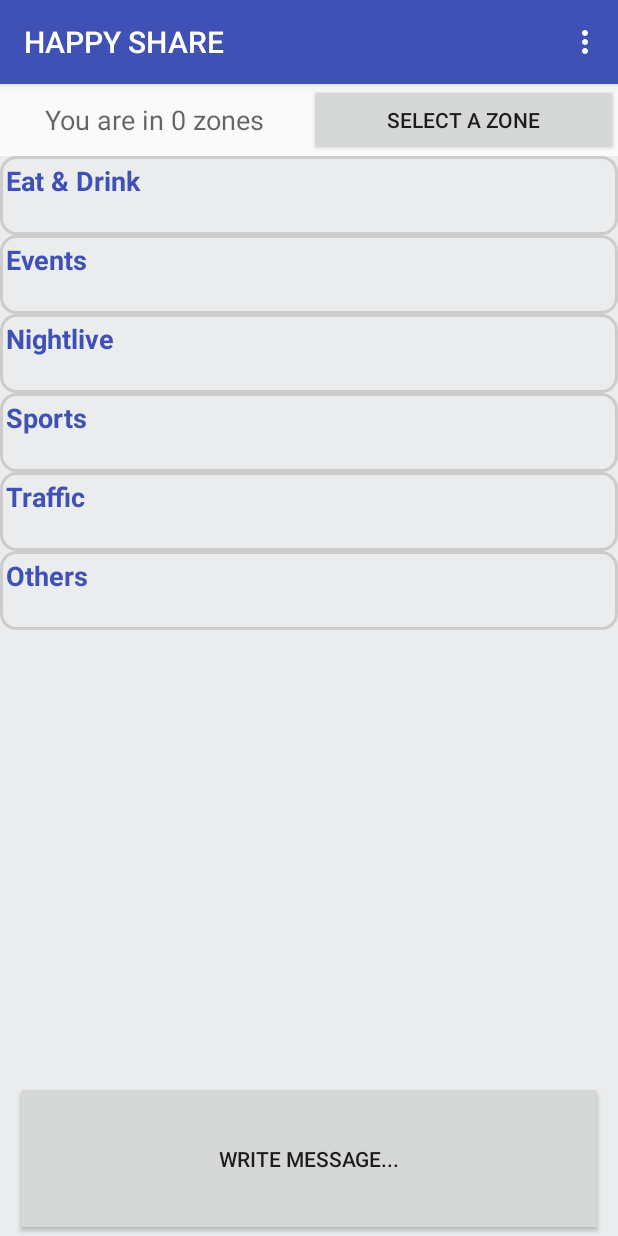
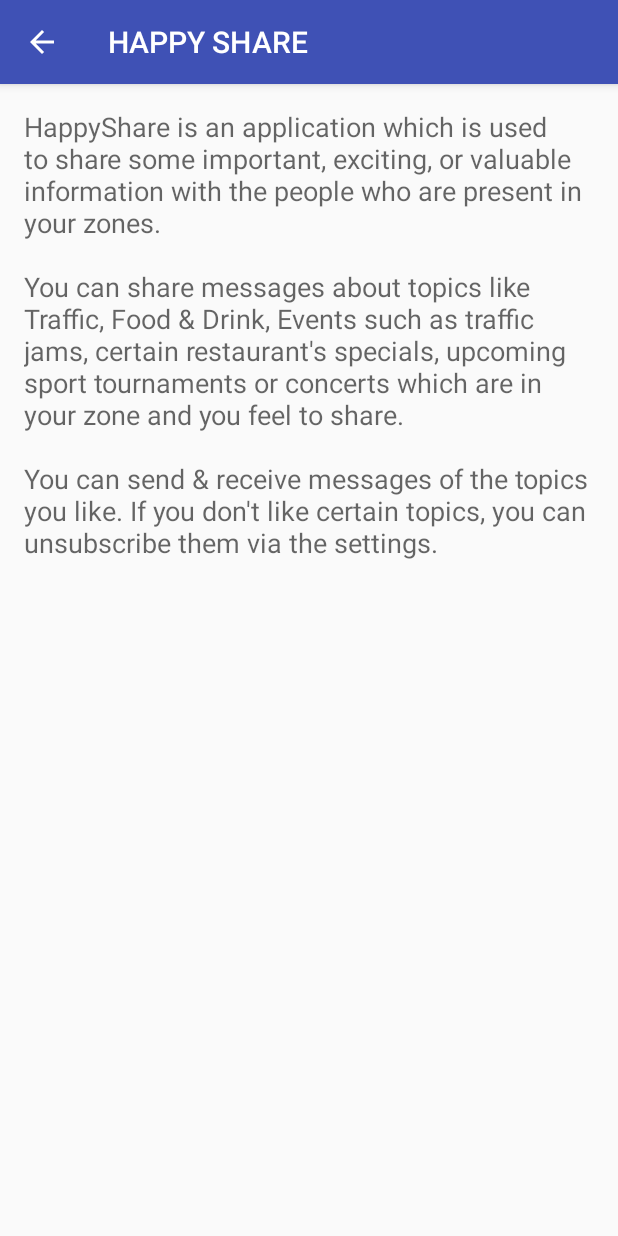
Before and after one commit to PHOENIX26012000/SC-App, an Android app: the screen it shows after launch (MainActivity before the commit, AboutActivity after it), in the options menu, after a tap on "About", on a phone screen of 412 x 824 dp. Run offline under Robolectric (Android 15) with nearby library versions, the phone set to English and light mode, and no system bars; libraries missing offline, so code that uses them is left out: com.google.maps.android; 2 statements that could not run were skipped.

Commit message:
-added unsubscribed topic information -added about section -added back-button in topic overview activity

```diff
--- a/SmartCitiesApp/app/src/main/AndroidManifest.xml
+++ b/SmartCitiesApp/app/src/main/AndroidManifest.xml
@@ -14,10 +14,10 @@
     <uses-permission android:name="android.permission.VIBRATE" />
     <uses-permission android:name="android.permission.ACCESS_COARSE_LOCATION" />
     <uses-permission android:name="android.permission.ACCESS_FINE_LOCATION" />
-
     <uses-permission android:name="android.permission.WRITE_EXTERNAL_STORAGE" />
     <uses-permission android:name="android.permission.READ_PHONE_STATE" />
     <uses-permission android:name="android.permission.READ_EXTERNAL_STORAGE" />
+
     <!-- Application and Activity definitions -->
     <application
         android:name=".main.App"
@@ -62,7 +62,8 @@
         <activity
             android:name=".main.SelectZoneActivity"
             android:screenOrientation="portrait" />
-        <activity android:name=".main.SearchActivity"></activity>
+        <activity android:name=".main.SearchActivity" />
+        <activity android:name=".settings.AboutActivity"></activity>
     </application>
 
 </manifest>
--- a/SmartCitiesApp/app/src/main/java/de/ifgi/sc/smartcitiesapp/main/MainActivity.java
+++ b/SmartCitiesApp/app/src/main/java/de/ifgi/sc/smartcitiesapp/main/MainActivity.java
@@ -41,6 +41,7 @@ import de.ifgi.sc.smartcitiesapp.messaging.Messenger;
 import de.ifgi.sc.smartcitiesapp.p2p.P2PManager;
 import de.ifgi.sc.smartcitiesapp.server.JSONParser;
 import de.ifgi.sc.smartcitiesapp.server.ServerConnection;
+import de.ifgi.sc.smartcitiesapp.settings.AboutActivity;
 import de.ifgi.sc.smartcitiesapp.settings.SettingsActivity;
 import de.ifgi.sc.smartcitiesapp.zone.NoZoneCurrentlySelectedException;
 import de.ifgi.sc.smartcitiesapp.zone.Zone;
@@ -232,6 +233,9 @@ public class MainActivity extends AppCompatActivity implements MessagesObtainedL
                 startActivity(intentSettings);
                 return true;
             case R.id.menu_item_about:
+                // Open the settings activity
+                Intent intentAbout = new Intent(getApplicationContext(), AboutActivity.class);
+                startActivity(intentAbout);
                 return true;
             case R.id.menu_item_search:
                 // Open the search activity
--- a/SmartCitiesApp/app/src/main/java/de/ifgi/sc/smartcitiesapp/main/TopicTabFragment.java
+++ b/SmartCitiesApp/app/src/main/java/de/ifgi/sc/smartcitiesapp/main/TopicTabFragment.java
@@ -13,6 +13,7 @@ import android.view.ViewGroup;
 import android.widget.Button;
 import android.widget.LinearLayout;
 import android.widget.ScrollView;
+import android.widget.TextView;
 import android.widget.Toast;
 
 import java.util.ArrayList;
@@ -34,6 +35,7 @@ public class TopicTabFragment extends Fragment {
     private LinearLayout ll_topics;
     private ScrollView slv_topics;
     private ArrayList<TopicView> shown_topics;
+    private Boolean flag_unsubscribed_topics_exist = false;
 
     @Override
     public void onCreate(Bundle savedInstanceState) {
@@ -49,6 +51,7 @@ public class TopicTabFragment extends Fragment {
     }
 
     public void createAllViews(){
+        flag_unsubscribed_topics_exist = false;
         // Get the current selected zone:
         try {
             current_selected_zone = ZoneManager.getInstance().getCurrentZone();
@@ -126,7 +129,18 @@ public class TopicTabFragment extends Fragment {
                 tv.setClickable(true);
 
                 shown_topics.add(tv);
+            } else {
+                flag_unsubscribed_topics_exist = true;
             }
+        }
+        if (flag_unsubscribed_topics_exist){
+            TopicView tv = new TopicView(
+                    getContext(),
+                    "more topics available." ,
+                    "Select more topics in the settings.",
+                    false);
+            tv.setClickable(false);
+            shown_topics.add(tv);
         }
 
         // add TopicViews to ScrollView into LinearLayout:
--- /dev/null
+++ b/SmartCitiesApp/app/src/main/java/de/ifgi/sc/smartcitiesapp/settings/AboutActivity.java
@@ -0,0 +1,33 @@
+package de.ifgi.sc.smartcitiesapp.settings;
+
+import android.support.v7.app.ActionBar;
+import android.support.v7.app.AppCompatActivity;
+import android.os.Bundle;
+import android.view.MenuItem;
+
+import de.ifgi.sc.smartcitiesapp.R;
+
+public class AboutActivity extends AppCompatActivity {
+
+    @Override
+    protected void onCreate(Bundle savedInstanceState) {
+        super.onCreate(savedInstanceState);
+        setContentView(R.layout.activity_about);
+
+        // add Back Button on Actionbar:
+        ActionBar actionBar = getSupportActionBar();
+        actionBar.setDisplayHomeAsUpEnabled(true);
+    }
+
+    @Override
+    public boolean onOptionsItemSelected(MenuItem item) {
+        switch (item.getItemId()) {
+            case android.R.id.home:
+                // app icon in action bar clicked; goto parent activity.
+                this.finish();
+                return true;
+            default:
+                return super.onOptionsItemSelected(item);
+        }
+    }
+}
--- /dev/null
+++ b/SmartCitiesApp/app/src/main/res/layout/activity_about.xml
@@ -0,0 +1,22 @@
+<?xml version="1.0" encoding="utf-8"?>
+<RelativeLayout xmlns:android="http://schemas.android.com/apk/res/android"
+    xmlns:tools="http://schemas.android.com/tools"
+    android:layout_width="match_parent"
+    android:layout_height="match_parent"
+    android:paddingBottom="@dimen/activity_vertical_margin"
+    android:paddingLeft="@dimen/activity_horizontal_margin"
+    android:paddingRight="@dimen/activity_horizontal_margin"
+    android:paddingTop="@dimen/activity_vertical_margin"
+    tools:context="de.ifgi.sc.smartcitiesapp.settings.AboutActivity">
+
+    <TextView
+        android:layout_width="match_parent"
+        android:layout_height="match_parent"
+        android:textAppearance="@style/TextAppearance.AppCompat.Medium"
+        android:text="HappyShare is an application which is used to share some important, exciting, or valuable information with the people who are present in your zones.
+
+\n\nYou can share messages about topics like Traffic, Food &amp; Drink, Events such as traffic jams, certain restaurant's specials, upcoming sport tournaments or concerts which are in your zone and you feel to share.
+
+\n\nYou can send &amp; receive messages of the topics you like. If you don't like certain topics, you can unsubscribe them via the settings."/>
+
+</RelativeLayout>
--- a/SmartCitiesApp/app/src/main/res/values/strings.xml
+++ b/SmartCitiesApp/app/src/main/res/values/strings.xml
@@ -15,4 +15,7 @@
     <string name="menu_item_settings">Settings</string>
     <string name="google_maps_key"> AIzaSyD3kPpDbMbVYTz4suuME6jex412FZvILsE </string>
 
+    <!-- TODO: Remove or change this placeholder text -->
+    <string name="hello_blank_fragment">Hello blank fragment</string>
+
 </resources>
```
Also changed, not shown: SmartCitiesApp/app/src/main/java/de/ifgi/sc/smartcitiesapp/main/SearchActivity.java (+18 -0 lines), SmartCitiesApp/app/src/main/res/layout/activity_select_zone.xml (+4 -4 lines).
